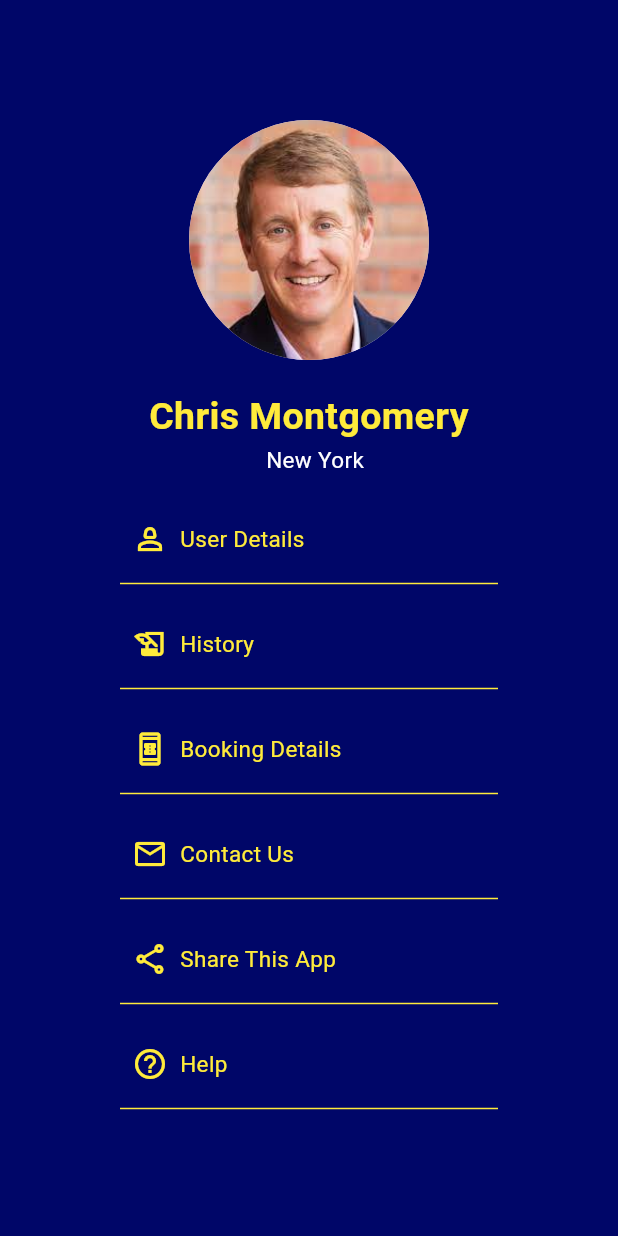
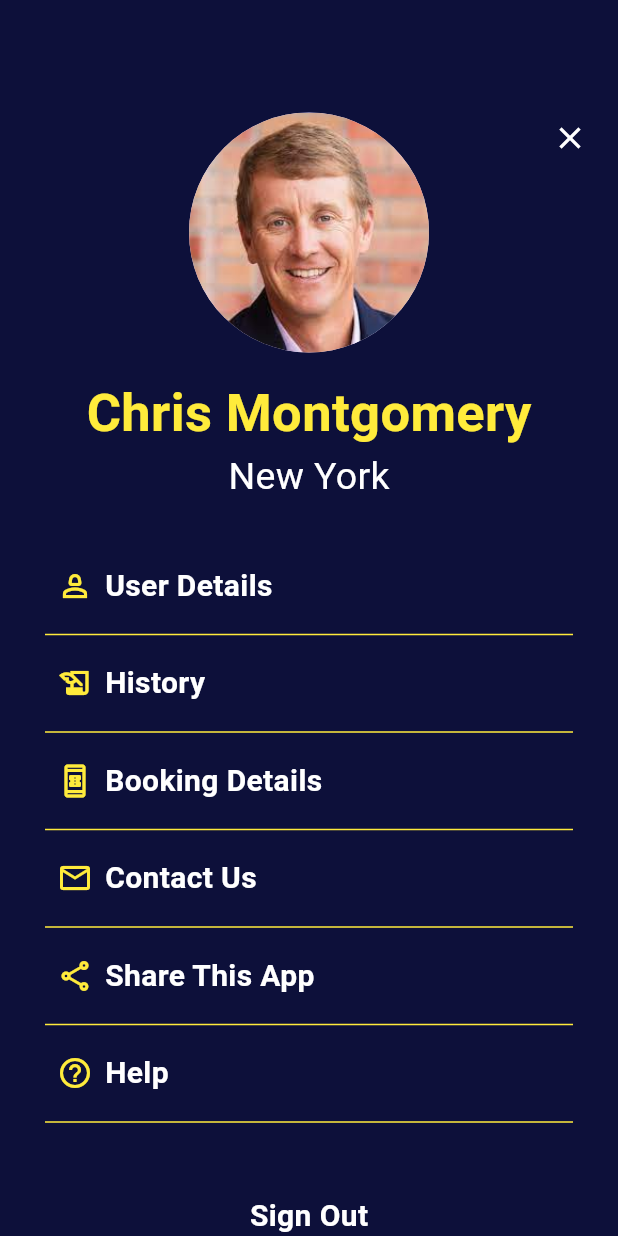
Before and after one commit to toffergig/FlutterAct1, a Flutter app: the screen it shows after launch, on a phone screen of 412 x 824 dp. Run offline on Flutter 3.47's test engine with Material 3 defaults, Android fonts, the phone set to English and light mode, and no system bars; Roboto replaces fonts that are missing (Times New Roman); project files that could hold a hidden picture were left out.

Commit message:
initial commit

```diff
--- a/activity1/lib/main.dart
+++ b/activity1/lib/main.dart
@@ -12,200 +12,227 @@ class MyApp extends StatelessWidget {
     return MaterialApp(
       home: Scaffold(
         body: Container(
-          color: const Color(0xFF000668),
-          child: const Align(
+          color: const Color.fromARGB(255, 13, 16, 58),
+          child: Stack(
+            children: [
+              const Align(
                 alignment: Alignment.topCenter,
                 child: Padding(
-              padding: EdgeInsets.all(80.0),
+                  padding: EdgeInsets.fromLTRB(30, 15, 30, 0),
                   child: Column(
                     mainAxisAlignment: MainAxisAlignment.start,
                     children: [
+                      SizedBox(height: 60),
                       CircleAvatar(
                         radius: 80,
                         backgroundImage: AssetImage('assets/montgomery.jpg'),
                       ),
-                  SizedBox(height: 20),
+                      SizedBox(height: 15),
                       Row(
                         mainAxisAlignment: MainAxisAlignment.center,
                         children: [
-                      Expanded(
-                        child: Text(
+                          Text(
                             "Chris Montgomery",
                             style: TextStyle(
+                              fontFamily: 'Times New Roman',
                               color: Colors.yellow,
-                            fontSize: 25,
+                              fontSize: 35,
                               fontWeight: FontWeight.bold,
                             ),
                             textAlign: TextAlign.center,
-                        ),
                           ),
                         ],
                       ),
                       Row(
                         mainAxisAlignment: MainAxisAlignment.center,
                         children: [
-                      SizedBox(width: 8), // Add space between the texts if needed
+                          SizedBox(height: 5.0),
                           Text(
                             "New York",
                             style: TextStyle(
+                              fontFamily: 'Times New Roman',
                               color: Colors.white,
-                          fontSize: 15,
+                              fontSize: 25,
                               fontWeight: FontWeight.normal,
                             ),
                           ),
                         ],
                       ),
-                  SizedBox(height: 30),
+                      SizedBox(height: 40),
                       Row(
                         mainAxisAlignment: MainAxisAlignment.start,
                         children: [
-                      SizedBox(width: 8), // Add space between the texts if needed
+                          SizedBox(width: 8),
                           Icon(
                             Icons.person_2_outlined,
                             color: Colors.yellow,
                           ),
-                      SizedBox(width: 8), // Add space between the texts and icon
+                          SizedBox(width: 8),
                           Text(
                             "User Details",
                             style: TextStyle(
-                          color: Colors.yellow,
-                          fontSize: 15,
-                          fontWeight: FontWeight.normal,
+                              color: Colors.white,
+                              fontSize: 20,
+                              fontWeight: FontWeight.bold,
                             ),
                           ),
                         ],
                       ),
-                  SizedBox(height: 10), // Add space between "User Details" and Divider
+                      SizedBox(height: 10),
                       Divider(
                         color: Colors.yellow,
+                        thickness: 1,
                       ),
-
-                  SizedBox(height: 20),
+                      SizedBox(height: 10),
                       Row(
                         mainAxisAlignment: MainAxisAlignment.start,
                         children: [
-                      SizedBox(width: 8), // Add space between the texts if needed
+                          SizedBox(width: 8),
                           Icon(
                             Icons.history_edu_outlined,
                             color: Colors.yellow,
                           ),
-                      SizedBox(width: 8), // Add space between the texts and icon
+                          SizedBox(width: 8),
                           Text(
                             "History",
                             style: TextStyle(
-                          color: Colors.yellow,
-                          fontSize: 15,
-                          fontWeight: FontWeight.normal,
+                              color: Colors.white,
+                              fontSize: 20,
+                              fontWeight: FontWeight.bold,
                             ),
                           ),
                         ],
                       ),
-                  SizedBox(height: 10), // Add space between "User Details" and Divider
+                      SizedBox(height: 10),
                       Divider(
                         color: Colors.yellow,
                       ),
-
-                  SizedBox(height: 20),
+                      SizedBox(height: 10),
                       Row(
                         mainAxisAlignment: MainAxisAlignment.start,
                         children: [
-                      SizedBox(width: 8), // Add space between the texts if needed
+                          SizedBox(width: 8),
                           Icon(
                             Icons.book_online_outlined,
                             color: Colors.yellow,
                           ),
-                      SizedBox(width: 8), // Add space between the texts and icon
+                          SizedBox(width: 8),
                           Text(
                             "Booking Details",
                             style: TextStyle(
-                          color: Colors.yellow,
-                          fontSize: 15,
-                          fontWeight: FontWeight.normal,
+                              color: Colors.white,
+                              fontSize: 20,
+                              fontWeight: FontWeight.bold,
                             ),
                           ),
                         ],
                       ),
-                  SizedBox(height: 10), // Add space between "User Details" and Divider
+                      SizedBox(height: 10),
                       Divider(
                         color: Colors.yellow,
                       ),
-
-                  SizedBox(height: 20),
+                      SizedBox(height: 10),
                       Row(
                         mainAxisAlignment: MainAxisAlignment.start,
                         children: [
-                      SizedBox(width: 8), // Add space between the texts if needed
+                          SizedBox(width: 8),
                           Icon(
                             Icons.mail_outline,
                             color: Colors.yellow,
                           ),
-                      SizedBox(width: 8), // Add space between the texts and icon
+                          SizedBox(width: 8),
                           Text(
                             "Contact Us",
                             style: TextStyle(
-                          color: Colors.yellow,
-                          fontSize: 15,
-                          fontWeight: FontWeight.normal,
+                              color: Colors.white,
+                              fontSize: 20,
+                              fontWeight: FontWeight.bold,
                             ),
                           ),
                         ],
                       ),
-                  SizedBox(height: 10), // Add space between "User Details" and Divider
+                      SizedBox(height: 10),
                       Divider(
                         color: Colors.yellow,
                       ),
-
-                  SizedBox(height: 20),
+                      SizedBox(height: 10),
                       Row(
                         mainAxisAlignment: MainAxisAlignment.start,
                         children: [
-                      SizedBox(width: 8), // Add space between the texts if needed
+                          SizedBox(width: 8),
                           Icon(
                             Icons.share_outlined,
                             color: Colors.yellow,
                           ),
-                      SizedBox(width: 8), // Add space between the texts and icon
+                          SizedBox(width: 8),
                           Text(
                             "Share This App",
                             style: TextStyle(
-                          color: Colors.yellow,
-                          fontSize: 15,
-                          fontWeight: FontWeight.normal,
+                              color: Colors.white,
+                              fontSize: 20,
+                              fontWeight: FontWeight.bold,
                             ),
                           ),
                         ],
                       ),
-                  SizedBox(height: 10), // Add space between "User Details" and Divider
+                      SizedBox(height: 10),
                       Divider(
                         color: Colors.yellow,
                       ),
-                  SizedBox(height: 20),
+                      SizedBox(height: 10),
                       Row(
                         mainAxisAlignment: MainAxisAlignment.start,
                         children: [
-                      SizedBox(width: 8), // Add space between the texts if needed
+                          SizedBox(width: 8),
                           Icon(
                             Icons.help_outline_outlined,
                             color: Colors.yellow,
                           ),
-                      SizedBox(width: 8), // Add space between the texts and icon
+                          SizedBox(width: 8),
                           Text(
                             "Help",
                             style: TextStyle(
-                          color: Colors.yellow,
-                          fontSize: 15,
-                          fontWeight: FontWeight.normal,
+                              color: Colors.white,
+                              fontSize: 20,
+                              fontWeight: FontWeight.bold,
                             ),
                           ),
                         ],
                       ),
-                  SizedBox(height: 10), // Add space between "User Details" and Divider
+                      SizedBox(height: 10),
                       Divider(
                         color: Colors.yellow,
+                      ),
+                      SizedBox(height: 40),
+                      Row(
+                        mainAxisAlignment: MainAxisAlignment.center,
+                        children: [
+                          SizedBox(height: 5.0),
+                          Text(
+                            "Sign Out",
+                            style: TextStyle(
+                              color: Colors.white,
+                              fontSize: 20,
+                              fontWeight: FontWeight.bold,
+                            ),
+                          ),
+                        ],
                       ),
                     ],
                   ),
                 ),
+              ),
+              Positioned(
+                top: 80,
+                right: 20,
+                child: GestureDetector(
+                  child: const Icon(
+                    Icons.close_sharp,
+                    color: Colors.white,
+                  ),
+                ),
+              ),
+            ],
           ),
         ),
       ),
```
Also changed, not shown: 5 other files. Lines whose indentation alone changed are shown as unchanged.
